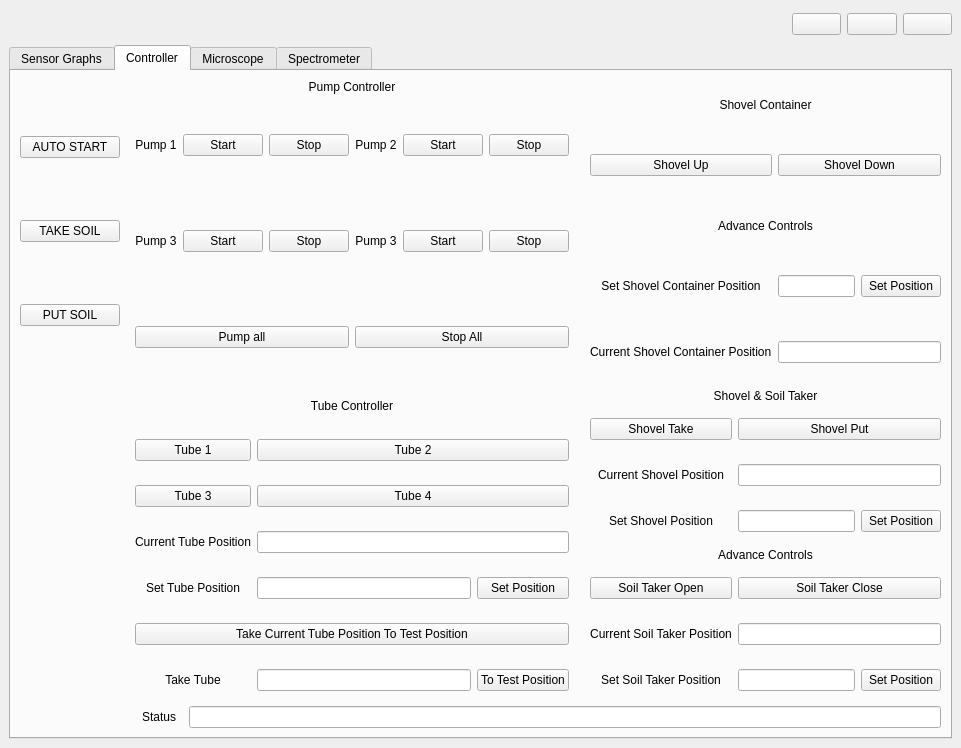
Qt form SSGUI/NewDesign.ui (Dubium0/Science-System-GUI) before a commit.
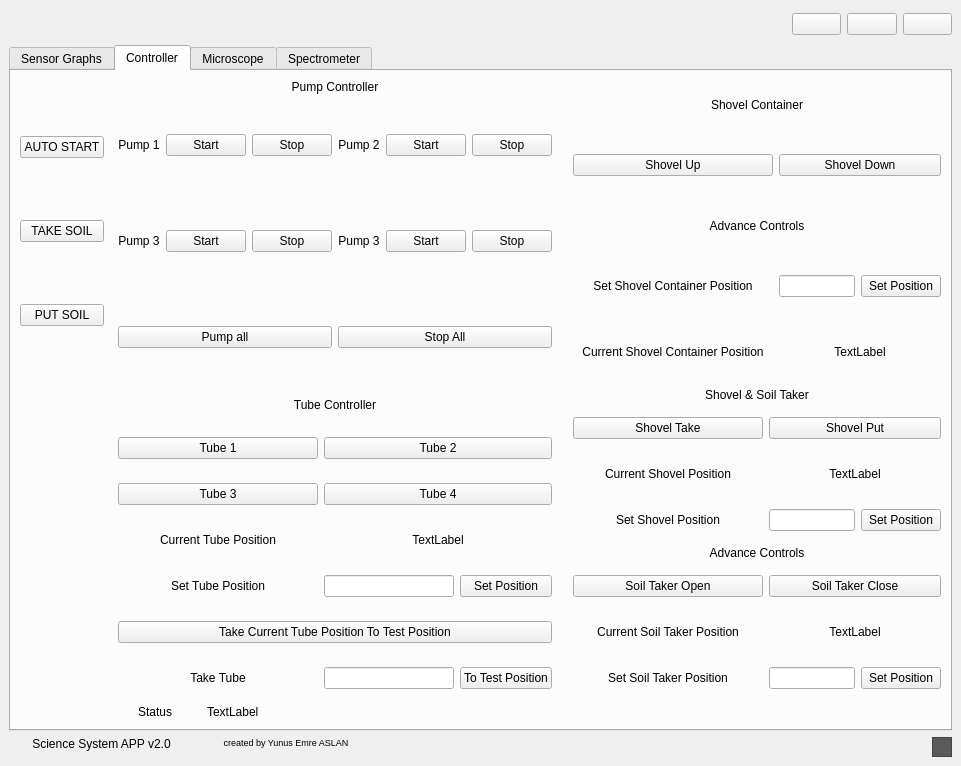
The same form after that commit. The open tabs and pages were chosen to show the change.

The edit to the form file:
```diff
--- a/SSGUI/NewDesign.ui
+++ b/SSGUI/NewDesign.ui
@@ -7,7 +7,7 @@
     <x>0</x>
     <y>0</y>
     <width>961</width>
-    <height>741</height>
+    <height>748</height>
    </rect>
   </property>
   <property name="sizePolicy">
@@ -136,257 +136,38 @@
         <item>
          <layout class="QGridLayout" name="graphGridLayout"/>
         </item>
-        <item>
-         <layout class="QHBoxLayout" name="bottomSideHorizontalLayout">
-          <property name="spacing">
-           <number>0</number>
-          </property>
-          <item>
-           <widget class="QLabel" name="appNameLabel">
-            <property name="text">
-             <string>Science System APP v2.0</string>
-            </property>
-            <property name="alignment">
-             <set>Qt::AlignHCenter|Qt::AlignTop</set>
-            </property>
-           </widget>
-          </item>
-          <item>
-           <widget class="QLabel" name="createdByLabel">
-            <property name="font">
-             <font>
-              <family>Nirmala UI</family>
-              <pointsize>7</pointsize>
-             </font>
-            </property>
-            <property name="text">
-             <string>created by Yunus Emre ASLAN</string>
-            </property>
-            <property name="alignment">
-             <set>Qt::AlignHCenter|Qt::AlignTop</set>
-            </property>
-           </widget>
-          </item>
-          <item>
-           <widget class="QLabel" name="label_2">
-            <property name="text">
-             <string/>
-            </property>
-           </widget>
-          </item>
-          <item>
-           <widget class="QLabel" name="label">
-            <property name="text">
-             <string/>
-            </property>
-           </widget>
-          </item>
-          <item>
-           <widget class="QLabel" name="label_3">
-            <property name="text">
-             <string/>
-            </property>
-           </widget>
-          </item>
-          <item alignment="Qt::AlignRight|Qt::AlignBottom">
-           <widget class="QFrame" name="size_grip">
-            <property name="minimumSize">
-             <size>
-              <width>20</width>
-              <height>20</height>
-             </size>
-            </property>
-            <property name="maximumSize">
-             <size>
-              <width>20</width>
-              <height>20</height>
-             </size>
-            </property>
-            <property name="styleSheet">
-             <string notr="true">background-color: rgb(90, 90, 90);</string>
-            </property>
-            <property name="frameShape">
-             <enum>QFrame::StyledPanel</enum>
-            </property>
-            <property name="frameShadow">
-             <enum>QFrame::Raised</enum>
-            </property>
-           </widget>
-          </item>
-         </layout>
-        </item>
        </layout>
       </widget>
       <widget class="QWidget" name="controllerTab">
        <attribute name="title">
         <string>Controller</string>
        </attribute>
-       <layout class="QGridLayout" name="controllerTabGridLayout" columnstretch="10,0,0,0,0" rowminimumheight="1,1,0" columnminimumwidth="100,1,1,0,0">
-        <item row="0" column="4">
-         <layout class="QGridLayout" name="shovelContainerLayout" rowminimumheight="1,60,1,60,60">
-          <item row="3" column="0">
-           <widget class="QLabel" name="setShovelContainerPositionLabel">
+       <layout class="QGridLayout" name="controllerTabGridLayout" columnstretch="10,0,0,0,0">
+        <item row="2" column="2" colspan="3">
+         <layout class="QHBoxLayout" name="statusBarHorizontalLayout" stretch="1,10">
+          <item>
+           <widget class="QLabel" name="statusLabel">
             <property name="text">
-             <string>Set Shovel Container Position</string>
+             <string>  Status  </string>
             </property>
             <property name="alignment">
              <set>Qt::AlignCenter</set>
             </property>
            </widget>
           </item>
-          <item row="4" column="0">
-           <widget class="QLabel" name="currentShovelContainerPositionLabel">
+          <item>
+           <widget class="QLabel" name="statusLineEdit">
             <property name="text">
-             <string>Current Shovel Container Position</string>
+             <string>TextLabel</string>
             </property>
-           </widget>
-          </item>
-          <item row="3" column="1">
-           <widget class="QLineEdit" name="setShovelContainerPositionLineEdit"/>
-          </item>
-          <item row="1" column="0">
-           <widget class="QPushButton" name="shovelUpButton">
-            <property name="text">
-             <string>Shovel Up</string>
-            </property>
-           </widget>
-          </item>
-          <item row="3" column="2">
-           <widget class="QPushButton" name="setShovelContainerPositionButton">
-            <property name="text">
-             <string>Set Position</string>
-            </property>
-           </widget>
-          </item>
-          <item row="2" column="0" colspan="3">
-           <widget class="QLabel" name="ShovelContainerAdvanceControlsLabel">
-            <property name="text">
-             <string>Advance Controls</string>
-            </property>
             <property name="alignment">
-             <set>Qt::AlignCenter</set>
+             <set>Qt::AlignLeading|Qt::AlignLeft|Qt::AlignVCenter</set>
             </property>
-           </widget>
-          </item>
-          <item row="0" column="0" colspan="3">
-           <widget class="QLabel" name="shovelContainerLabel">
-            <property name="text">
-             <string>Shovel Container</string>
+            <property name="margin">
+             <number>0</number>
             </property>
-            <property name="alignment">
-             <set>Qt::AlignCenter</set>
-            </property>
-           </widget>
-          </item>
-          <item row="1" column="1" colspan="2">
-           <widget class="QPushButton" name="shovelDownButton">
-            <property name="text">
-             <string>Shovel Down</string>
-            </property>
-           </widget>
-          </item>
-          <item row="4" column="1" colspan="2">
-           <widget class="QLineEdit" name="currentShovelContainerPositionLineEdit"/>
-          </item>
-         </layout>
-        </item>
-        <item row="1" column="2">
-         <layout class="QGridLayout" name="tubeControllerGridLayout" rowminimumheight="1,40,40,40,40,40,40">
-          <item row="2" column="1" colspan="2">
-           <widget class="QPushButton" name="tube4Button">
-            <property name="text">
-             <string>Tube 4</string>
-            </property>
-           </widget>
-          </item>
-          <item row="3" column="0">
-           <widget class="QLabel" name="currentTubePositionLabel">
-            <property name="text">
-             <string>Current Tube Position</string>
-            </property>
-            <property name="alignment">
-             <set>Qt::AlignCenter</set>
-            </property>
-           </widget>
-          </item>
-          <item row="5" column="0" colspan="3">
-           <widget class="QPushButton" name="takeCurrentPosition2TestPositionButton">
-            <property name="text">
-             <string>Take Current Tube Position To Test Position</string>
-            </property>
-           </widget>
-          </item>
-          <item row="0" column="0" colspan="3">
-           <widget class="QLabel" name="tubeControllerLabel">
-            <property name="text">
-             <string>Tube Controller</string>
-            </property>
-            <property name="alignment">
-             <set>Qt::AlignCenter</set>
-            </property>
-           </widget>
-          </item>
-          <item row="3" column="1" colspan="2">
-           <widget class="QLineEdit" name="currentTubePositionLineEdit"/>
-          </item>
-          <item row="4" column="0">
-           <widget class="QLabel" name="setTubePositionLabel">
-            <property name="text">
-             <string>Set Tube Position</string>
-            </property>
-            <property name="alignment">
-             <set>Qt::AlignCenter</set>
-            </property>
-           </widget>
-          </item>
-          <item row="4" column="2">
-           <widget class="QPushButton" name="setTubePositionButton">
-            <property name="text">
-             <string>Set Position</string>
-            </property>
-           </widget>
-          </item>
-          <item row="6" column="2">
-           <widget class="QPushButton" name="takeSelectedTube2TestPositionButton">
-            <property name="text">
-             <string>To Test Position</string>
-            </property>
-           </widget>
-          </item>
-          <item row="2" column="0">
-           <widget class="QPushButton" name="tube3Button">
-            <property name="text">
-             <string>Tube 3</string>
-            </property>
-           </widget>
-          </item>
-          <item row="1" column="1" colspan="2">
-           <widget class="QPushButton" name="tube2Button">
-            <property name="text">
-             <string>Tube 2</string>
-            </property>
-           </widget>
-          </item>
-          <item row="6" column="1">
-           <widget class="QLineEdit" name="takeTubeLineEdit"/>
-          </item>
-          <item row="4" column="1">
-           <widget class="QLineEdit" name="setTubePositionLineEdit"/>
-          </item>
-          <item row="1" column="0">
-           <widget class="QPushButton" name="tube1Button">
-            <property name="text">
-             <string>Tube 1</string>
-            </property>
-           </widget>
-          </item>
-          <item row="6" column="0">
-           <widget class="QLabel" name="takeTubeLabel">
-            <property name="text">
-             <string>Take Tube</string>
-            </property>
-            <property name="alignment">
-             <set>Qt::AlignCenter</set>
+            <property name="indent">
+             <number>9</number>
             </property>
            </widget>
           </item>
@@ -405,132 +186,11 @@
           </property>
          </spacer>
         </item>
-        <item row="0" column="2">
-         <layout class="QGridLayout" name="pumpControllerGridLayout" rowminimumheight="1,90,90,90" columnminimumwidth="1,1,1,1,1,1">
-          <item row="1" column="1">
-           <widget class="QPushButton" name="pump1StartButton">
-            <property name="text">
-             <string>Start</string>
-            </property>
-           </widget>
-          </item>
-          <item row="2" column="1">
-           <widget class="QPushButton" name="pump3StartButton">
-            <property name="text">
-             <string>Start</string>
-            </property>
-           </widget>
-          </item>
-          <item row="0" column="0" colspan="6">
-           <widget class="QLabel" name="pumpControllerLabel">
-            <property name="text">
-             <string>Pump Controller</string>
-            </property>
-            <property name="alignment">
-             <set>Qt::AlignCenter</set>
-            </property>
-           </widget>
-          </item>
-          <item row="1" column="5">
-           <widget class="QPushButton" name="pump2StopButton">
-            <property name="text">
-             <string>Stop</string>
-            </property>
-           </widget>
-          </item>
-          <item row="1" column="4">
-           <widget class="QPushButton" name="pump2StartButton">
-            <property name="text">
-             <string>Start</string>
-            </property>
-           </widget>
-          </item>
-          <item row="2" column="3">
-           <widget class="QLabel" name="pump4Label">
-            <property name="text">
-             <string>Pump 3</string>
-            </property>
-            <property name="alignment">
-             <set>Qt::AlignCenter</set>
-            </property>
-           </widget>
-          </item>
-          <item row="1" column="2">
-           <widget class="QPushButton" name="pump1StopButton">
-            <property name="text">
-             <string>Stop</string>
-            </property>
-           </widget>
-          </item>
-          <item row="1" column="0">
-           <widget class="QLabel" name="pump1Label">
-            <property name="text">
-             <string>Pump 1</string>
-            </property>
-            <property name="alignment">
-             <set>Qt::AlignCenter</set>
-            </property>
-           </widget>
-          </item>
-          <item row="2" column="2">
-           <widget class="QPushButton" name="pump3StopButton">
-            <property name="text">
-             <string>Stop</string>
-            </property>
-           </widget>
-          </item>
-          <item row="3" column="3" colspan="3">
-           <widget class="QPushButton" name="stopAllButton">
-            <property name="text">
-             <string>Stop All</string>
-            </property>
-           </widget>
-          </item>
-          <item row="2" column="0">
-           <widget class="QLabel" name="pump3Label">
-            <property name="text">
-             <string>Pump 3</string>
-            </property>
-            <property name="alignment">
-             <set>Qt::AlignCenter</set>
-            </property>
-           </widget>
-          </item>
-          <item row="3" column="0" colspan="3">
-           <widget class="QPushButton" name="pumpAllButton">
-            <property name="text">
-             <string>Pump all</string>
-            </property>
-           </widget>
-          </item>
-          <item row="2" column="5">
-           <widget class="QPushButton" name="pump4StopButton">
-            <property name="text">
-             <string>Stop</string>
-            </property>
-           </widget>
-          </item>
-          <item row="1" column="3">
-           <widget class="QLabel" name="pump2Label">
-            <property name="text">
-             <string>Pump 2</string>
-            </property>
-            <property name="alignment">
-             <set>Qt::AlignCenter</set>
-            </property>
-           </widget>
-          </item>
-          <item row="2" column="4">
-           <widget class="QPushButton" name="pump4StartButton">
-            <property name="text">
-             <string>Start</string>
-            </property>
-           </widget>
-          </item>
-         </layout>
-        </item>
         <item row="0" column="0">
          <layout class="QGridLayout" name="controllerLeftSideGridLayout">
+          <property name="sizeConstraint">
+           <enum>QLayout::SetDefaultConstraint</enum>
+          </property>
           <item row="2" column="0">
            <widget class="QPushButton" name="putSoilButton">
             <property name="text">
@@ -554,8 +214,86 @@
           </item>
          </layout>
         </item>
+        <item row="0" column="4">
+         <layout class="QGridLayout" name="shovelContainerLayout" rowminimumheight="1,60,1,60,60" columnminimumwidth="200,1,1">
+          <item row="2" column="0" colspan="3">
+           <widget class="QLabel" name="ShovelContainerAdvanceControlsLabel">
+            <property name="text">
+             <string>Advance Controls</string>
+            </property>
+            <property name="alignment">
+             <set>Qt::AlignCenter</set>
+            </property>
+           </widget>
+          </item>
+          <item row="1" column="1" colspan="2">
+           <widget class="QPushButton" name="shovelDownButton">
+            <property name="text">
+             <string>Shovel Down</string>
+            </property>
+           </widget>
+          </item>
+          <item row="3" column="2">
+           <widget class="QPushButton" name="setShovelContainerPositionButton">
+            <property name="text">
+             <string>Set Position</string>
+            </property>
+           </widget>
+          </item>
+          <item row="3" column="0">
+           <widget class="QLabel" name="setShovelContainerPositionLabel">
+            <property name="text">
+             <string>Set Shovel Container Position</string>
+            </property>
+            <property name="alignment">
+             <set>Qt::AlignCenter</set>
+            </property>
+           </widget>
+          </item>
+          <item row="4" column="0">
+           <widget class="QLabel" name="currentShovelContainerPositionLabel">
+            <property name="text">
+             <string>Current Shovel Container Position</string>
+            </property>
+            <property name="alignment">
+             <set>Qt::AlignCenter</set>
+            </property>
+           </widget>
+          </item>
+          <item row="0" column="0" colspan="3">
+           <widget class="QLabel" name="shovelContainerLabel">
+            <property name="text">
+             <string>Shovel Container</string>
+            </property>
+            <property name="alignment">
+             <set>Qt::AlignCenter</set>
+            </property>
+           </widget>
+          </item>
+          <item row="1" column="0">
+           <widget class="QPushButton" name="shovelUpButton">
+            <property name="text">
+             <string>Shovel Up</string>
+            </property>
+           </widget>
+          </item>
+          <item row="3" column="1">
+           <widget class="QLineEdit" name="setShovelContainerPositionLineEdit"/>
+          </item>
+          <item row="4" column="1" colspan="2">
+           <widget class="QLabel" name="currentShovelContainerPositionLineEdit">
+            <property name="text">
+             <string>TextLabel</string>
+            </property>
+            <property name="alignment">
+             <set>Qt::AlignCenter</set>
+            </property>
+           </widget>
+          </item>
+         </layout>
+        </item>
         <item row="1" column="4">
-         <layout class="QGridLayout" name="shovelAndSoilTakerGridLayout" rowminimumheight="1,40,40,40,1,40,40,40">
+         <layout class="QGridLayout" name="shovelAndSoilTakerGridLayout" rowminimumheight="1,40,40,40,1,40,40,40" columnminimumwidth="190,1,1">
           <item row="7" column="0">
            <widget class="QLabel" name="setSoilTakerPositionLabel">
             <property name="text">
@@ -647,9 +385,6 @@
             </property>
            </widget>
           </item>
-          <item row="2" column="1" colspan="2">
-           <widget class="QLineEdit" name="currentShovelPositionLineEdit"/>
-          </item>
           <item row="4" column="0" colspan="3">
            <widget class="QLabel" name="shovelAndSoilTakerAdvanceControlsLabel">
             <property name="text">
@@ -667,8 +402,25 @@
             </property>
            </widget>
           </item>
+          <item row="2" column="1" colspan="2">
+           <widget class="QLabel" name="currentShovelPositionLineEdit">
+            <property name="text">
+             <string>TextLabel</string>
+            </property>
+            <property name="alignment">
+             <set>Qt::AlignCenter</set>
+            </property>
+           </widget>
+          </item>
           <item row="6" column="1" colspan="2">
-           <widget class="QLineEdit" name="currentSoilTakerPositionLineEdit"/>
+           <widget class="QLabel" name="currentSoilTakerPositionLineEdit">
+            <property name="text">
+             <string>TextLabel</string>
+            </property>
+            <property name="alignment">
+             <set>Qt::AlignCenter</set>
+            </property>
+           </widget>
           </item>
          </layout>
         </item>
@@ -685,20 +437,236 @@
           </property>
          </spacer>
         </item>
-        <item row="2" column="2" colspan="3">
-         <layout class="QHBoxLayout" name="statusBarHorizontalLayout">
-          <item>
-           <widget class="QLabel" name="statusLabel">
+        <item row="0" column="2">
+         <layout class="QGridLayout" name="pumpControllerGridLayout" rowminimumheight="1,90,90,90" columnminimumwidth="1,1,1,1,1,1">
+          <item row="1" column="1">
+           <widget class="QPushButton" name="pump1StartButton">
             <property name="text">
-             <string>  Status  </string>
+             <string>Start</string>
             </property>
+           </widget>
+          </item>
+          <item row="2" column="1">
+           <widget class="QPushButton" name="pump3StartButton">
+            <property name="text">
+             <string>Start</string>
+            </property>
+           </widget>
+          </item>
+          <item row="0" column="0" colspan="6">
+           <widget class="QLabel" name="pumpControllerLabel">
+            <property name="text">
+             <string>Pump Controller</string>
+            </property>
             <property name="alignment">
              <set>Qt::AlignCenter</set>
             </property>
            </widget>
           </item>
-          <item>
-           <widget class="QLineEdit" name="statusLineEdit"/>
+          <item row="1" column="5">
+           <widget class="QPushButton" name="pump2StopButton">
+            <property name="text">
+             <string>Stop</string>
+            </property>
+           </widget>
+          </item>
+          <item row="1" column="4">
+           <widget class="QPushButton" name="pump2StartButton">
+            <property name="text">
+             <string>Start</string>
+            </property>
+           </widget>
+          </item>
+          <item row="2" column="3">
+           <widget class="QLabel" name="pump4Label">
+            <property name="text">
+             <string>Pump 3</string>
+            </property>
+            <property name="alignment">
+             <set>Qt::AlignCenter</set>
+            </property>
+           </widget>
+          </item>
+          <item row="1" column="2">
+           <widget class="QPushButton" name="pump1StopButton">
+            <property name="text">
+             <string>Stop</string>
+            </property>
+           </widget>
+          </item>
+          <item row="1" column="0">
+           <widget class="QLabel" name="pump1Label">
+            <property name="text">
+             <string>Pump 1</string>
+            </property>
+            <property name="alignment">
+             <set>Qt::AlignCenter</set>
+            </property>
+           </widget>
+          </item>
+          <item row="2" column="2">
+           <widget class="QPushButton" name="pump3StopButton">
+            <property name="text">
+             <string>Stop</string>
+            </property>
+           </widget>
+          </item>
+          <item row="3" column="3" colspan="3">
+           <widget class="QPushButton" name="stopAllButton">
+            <property name="text">
+             <string>Stop All</string>
+            </property>
+           </widget>
+          </item>
+          <item row="2" column="0">
+           <widget class="QLabel" name="pump3Label">
+            <property name="text">
+             <string>Pump 3</string>
+            </property>
+            <property name="alignment">
+             <set>Qt::AlignCenter</set>
+            </property>
+           </widget>
+          </item>
+          <item row="3" column="0" colspan="3">
+           <widget class="QPushButton" name="pumpAllButton">
+            <property name="text">
+             <string>Pump all</string>
+            </property>
+           </widget>
+          </item>
+          <item row="2" column="5">
+           <widget class="QPushButton" name="pump4StopButton">
+            <property name="text">
+             <string>Stop</string>
+            </property>
+           </widget>
+          </item>
+          <item row="1" column="3">
+           <widget class="QLabel" name="pump2Label">
+            <property name="text">
+             <string>Pump 2</string>
+            </property>
+            <property name="alignment">
+             <set>Qt::AlignCenter</set>
+            </property>
+           </widget>
+          </item>
+          <item row="2" column="4">
+           <widget class="QPushButton" name="pump4StartButton">
+            <property name="text">
+             <string>Start</string>
+            </property>
+           </widget>
+          </item>
+         </layout>
+        </item>
+        <item row="1" column="2">
+         <layout class="QGridLayout" name="tubeControllerGridLayout" rowminimumheight="1,40,40,40,40,40,40" columnminimumwidth="200,1,1">
+          <item row="3" column="0">
+           <widget class="QLabel" name="currentTubePositionLabel">
+            <property name="text">
+             <string>Current Tube Position</string>
+            </property>
+            <property name="alignment">
+             <set>Qt::AlignCenter</set>
+            </property>
+           </widget>
+          </item>
+          <item row="5" column="0" colspan="3">
+           <widget class="QPushButton" name="takeCurrentPosition2TestPositionButton">
+            <property name="text">
+             <string>Take Current Tube Position To Test Position</string>
+            </property>
+           </widget>
+          </item>
+          <item row="0" column="0" colspan="3">
+           <widget class="QLabel" name="tubeControllerLabel">
+            <property name="text">
+             <string>Tube Controller</string>
+            </property>
+            <property name="alignment">
+             <set>Qt::AlignCenter</set>
+            </property>
+           </widget>
+          </item>
+          <item row="4" column="0">
+           <widget class="QLabel" name="setTubePositionLabel">
+            <property name="text">
+             <string>Set Tube Position</string>
+            </property>
+            <property name="alignment">
+             <set>Qt::AlignCenter</set>
+            </property>
+           </widget>
+          </item>
+          <item row="4" column="2">
+           <widget class="QPushButton" name="setTubePositionButton">
+            <property name="text">
+             <string>Set Position</string>
+            </property>
+           </widget>
+          </item>
+          <item row="6" column="2">
+           <widget class="QPushButton" name="takeSelectedTube2TestPositionButton">
+            <property name="text">
+             <string>To Test Position</string>
+            </property>
+           </widget>
+          </item>
+          <item row="2" column="0">
+           <widget class="QPushButton" name="tube3Button">
+            <property name="text">
+             <string>Tube 3</string>
+            </property>
+           </widget>
+          </item>
+          <item row="6" column="1">
+           <widget class="QLineEdit" name="takeTubeLineEdit"/>
+          </item>
+          <item row="4" column="1">
+           <widget class="QLineEdit" name="setTubePositionLineEdit"/>
+          </item>
+          <item row="1" column="0">
+           <widget class="QPushButton" name="tube1Button">
+            <property name="text">
+             <string>Tube 1</string>
+            </property>
+           </widget>
+          </item>
+          <item row="6" column="0">
+           <widget class="QLabel" name="takeTubeLabel">
+            <property name="text">
+             <string>Take Tube</string>
+            </property>
+            <property name="alignment">
+             <set>Qt::AlignCenter</set>
+            </property>
+           </widget>
+          </item>
+          <item row="2" column="1" colspan="2">
+           <widget class="QPushButton" name="tube4Button">
+            <property name="text">
+             <string>Tube 4</string>
+            </property>
+           </widget>
+          </item>
+          <item row="1" column="1" colspan="2">
+           <widget class="QPushButton" name="tube2Button">
+            <property name="text">
+             <string>Tube 2</string>
+            </property>
+           </widget>
+          </item>
+          <item row="3" column="1" colspan="2">
+           <widget class="QLabel" name="currentTubePositionLineEdit">
+            <property name="text">
+             <string>TextLabel</string>
+            </property>
+            <property name="alignment">
+             <set>Qt::AlignCenter</set>
+            </property>
+           </widget>
           </item>
          </layout>
         </item>
@@ -752,6 +720,85 @@
       </widget>
      </widget>
     </item>
+    <item>
+     <layout class="QHBoxLayout" name="bottomSideHorizontalLayout">
+      <property name="spacing">
+       <number>0</number>
+      </property>
+      <item>
+       <widget class="QLabel" name="appNameLabel">
+        <property name="text">
+         <string>Science System APP v2.0</string>
+        </property>
+        <property name="alignment">
+         <set>Qt::AlignHCenter|Qt::AlignTop</set>
+        </property>
+       </widget>
+      </item>
+      <item>
+       <widget class="QLabel" name="createdByLabel">
+        <property name="font">
+         <font>
+          <family>Nirmala UI</family>
+          <pointsize>7</pointsize>
+         </font>
+        </property>
+        <property name="text">
+         <string>created by Yunus Emre ASLAN</string>
+        </property>
+        <property name="alignment">
+         <set>Qt::AlignHCenter|Qt::AlignTop</set>
+        </property>
+       </widget>
+      </item>
+      <item>
+       <widget class="QLabel" name="label_2">
+        <property name="text">
+         <string/>
+        </property>
+       </widget>
+      </item>
+      <item>
+       <widget class="QLabel" name="label">
+        <property name="text">
+         <string/>
+        </property>
+       </widget>
+      </item>
+      <item>
+       <widget class="QLabel" name="label_3">
+        <property name="text">
+         <string/>
+        </property>
+       </widget>
+      </item>
+      <item>
+       <widget class="QFrame" name="size_grip">
+        <property name="minimumSize">
+         <size>
+          <width>20</width>
+          <height>20</height>
+         </size>
+        </property>
+        <property name="maximumSize">
+         <size>
+          <width>20</width>
+          <height>20</height>
+         </size>
+        </property>
+        <property name="styleSheet">
+         <string notr="true">background-color: rgb(90, 90, 90);</string>
+        </property>
+        <property name="frameShape">
+         <enum>QFrame::StyledPanel</enum>
+        </property>
+        <property name="frameShadow">
+         <enum>QFrame::Raised</enum>
+        </property>
+       </widget>
+      </item>
+     </layout>
+    </item>
    </layout>
   </widget>
   <action name="actionChangeTheme">
```
Left out of the diff: 6 changed lines with no effect on the pictures.
